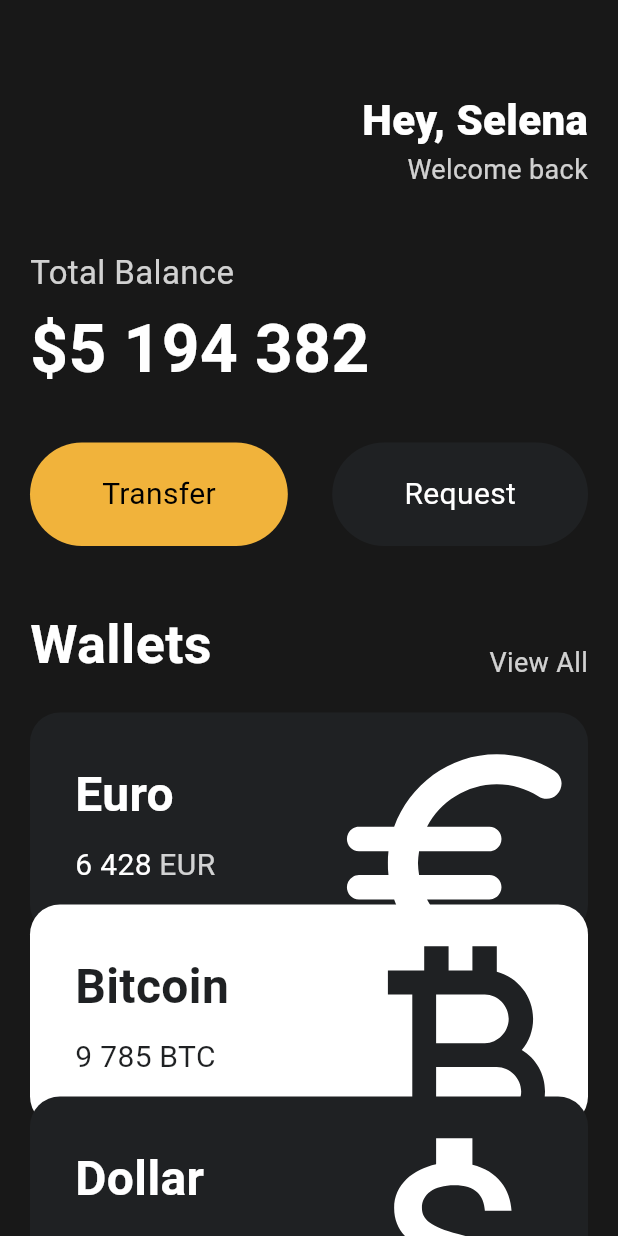
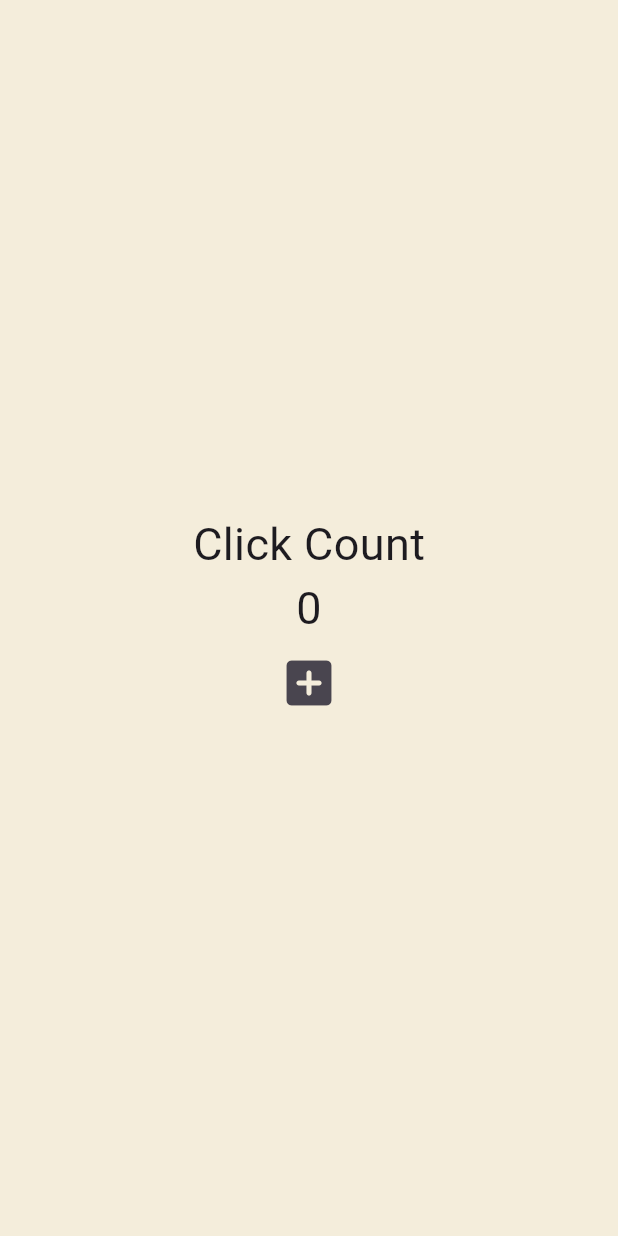
Before and after one commit to yeohj0710/flutter-webtoon-explorer, a Flutter app: the screen it shows after launch, on a phone screen of 412 x 824 dp. Run offline on Flutter 3.47's test engine with Material 3 defaults, Android fonts, the light colour scheme and no system bars.

Commit message:
2404021702 counter

```diff
--- a/lib/main.dart
+++ b/lib/main.dart
@@ -1,150 +1,48 @@
 import 'package:flutter/material.dart';
-import 'package:flutter_webtoon_explorer/widgets/button.dart';
-import 'package:flutter_webtoon_explorer/widgets/currency_card.dart';
 
 void main() {
   runApp(const App());
 }
 
-class App extends StatelessWidget {
+class App extends StatefulWidget {
   const App({super.key});
+
+  @override
+  State<App> createState() => _AppState();
+}
+
+class _AppState extends State<App> {
+  int counter = 0;
+
+  void onClicked() {
+    setState(() {
+      counter = counter + 1;
+    });
+  }
 
   @override
   Widget build(BuildContext context) {
     return MaterialApp(
       home: Scaffold(
-        backgroundColor: const Color(0xFF181818),
-        body: SingleChildScrollView(
-          child: Padding(
-            padding: const EdgeInsets.symmetric(
-              horizontal: 20,
-            ),
+        backgroundColor: const Color(0xFFF4EDDB),
+        body: Center(
           child: Column(
-              crossAxisAlignment: CrossAxisAlignment.start,
-              children: [
-                const SizedBox(
-                  height: 60,
-                ),
-                Row(
-                  mainAxisAlignment: MainAxisAlignment.end,
-                  children: [
-                    Column(
-                      crossAxisAlignment: CrossAxisAlignment.end,
+            mainAxisAlignment: MainAxisAlignment.center,
             children: [
               const Text(
-                          "Hey, Selena",
-                          style: TextStyle(
-                            color: Colors.white,
-                            fontSize: 28,
-                            fontWeight: FontWeight.w800,
-                          ),
+                "Click Count",
+                style: TextStyle(fontSize: 30),
               ),
               Text(
-                          "Welcome back",
-                          style: TextStyle(
-                            color: Colors.white.withOpacity(0.8),
-                            fontSize: 18,
+                "$counter",
+                style: const TextStyle(fontSize: 30),
               ),
-                        ),
+              IconButton(
+                iconSize: 40,
+                onPressed: onClicked,
+                icon: const Icon(Icons.add_box_rounded),
+              )
             ],
-                    ),
-                  ],
-                ),
-                const SizedBox(
-                  height: 40,
-                ),
-                Text(
-                  "Total Balance",
-                  style: TextStyle(
-                    fontSize: 22,
-                    color: Colors.white.withOpacity(0.8),
-                  ),
-                ),
-                const SizedBox(
-                  height: 5,
-                ),
-                const Text(
-                  "\$5 194 382",
-                  style: TextStyle(
-                    fontSize: 44,
-                    fontWeight: FontWeight.w600,
-                    color: Colors.white,
-                  ),
-                ),
-                const SizedBox(
-                  height: 30,
-                ),
-                const Row(
-                  mainAxisAlignment: MainAxisAlignment.spaceBetween,
-                  children: [
-                    button(
-                      text: "Transfer",
-                      bgColor: Color(0xFFF1B33B),
-                      textColor: Colors.black,
-                    ),
-                    button(
-                      text: "Request",
-                      bgColor: Color(0xFF1F2123),
-                      textColor: Colors.white,
-                    ),
-                  ],
-                ),
-                const SizedBox(
-                  height: 40,
-                ),
-                Row(
-                  crossAxisAlignment: CrossAxisAlignment.end,
-                  mainAxisAlignment: MainAxisAlignment.spaceBetween,
-                  children: [
-                    const Text(
-                      "Wallets",
-                      style: TextStyle(
-                        color: Colors.white,
-                        fontSize: 36,
-                        fontWeight: FontWeight.w600,
-                      ),
-                    ),
-                    Text(
-                      "View All",
-                      style: TextStyle(
-                        color: Colors.white.withOpacity(0.8),
-                        fontSize: 18,
-                      ),
-                    ),
-                  ],
-                ),
-                const SizedBox(
-                  height: 20,
-                ),
-                const CurrencyCard(
-                  name: "Euro",
-                  code: "EUR",
-                  amount: "6 428",
-                  icon: Icons.euro_rounded,
-                  isInverted: false,
-                ),
-                Transform.translate(
-                  offset: const Offset(0, -20),
-                  child: const CurrencyCard(
-                    name: "Bitcoin",
-                    code: "BTC",
-                    amount: "9 785",
-                    icon: Icons.currency_bitcoin,
-                    isInverted: true,
-                  ),
-                ),
-                Transform.translate(
-                  offset: const Offset(0, -40),
-                  child: const CurrencyCard(
-                    name: "Dollar",
-                    code: "USD",
-                    amount: "428",
-                    icon: Icons.attach_money_outlined,
-                    isInverted: false,
-                  ),
-                ),
-              ],
-            ),
           ),
         ),
       ),
```
Lines whose indentation alone changed are shown as unchanged.
